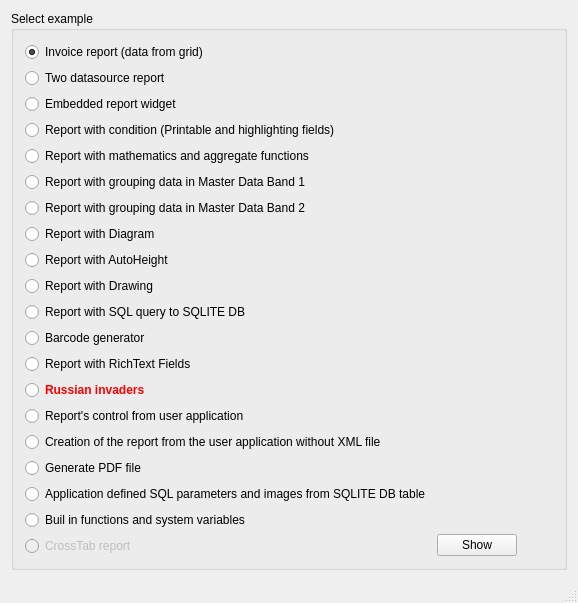
bhoeferlin/QtRPT, file QtRptDemo/mainwindow.ui: the form before one commit.
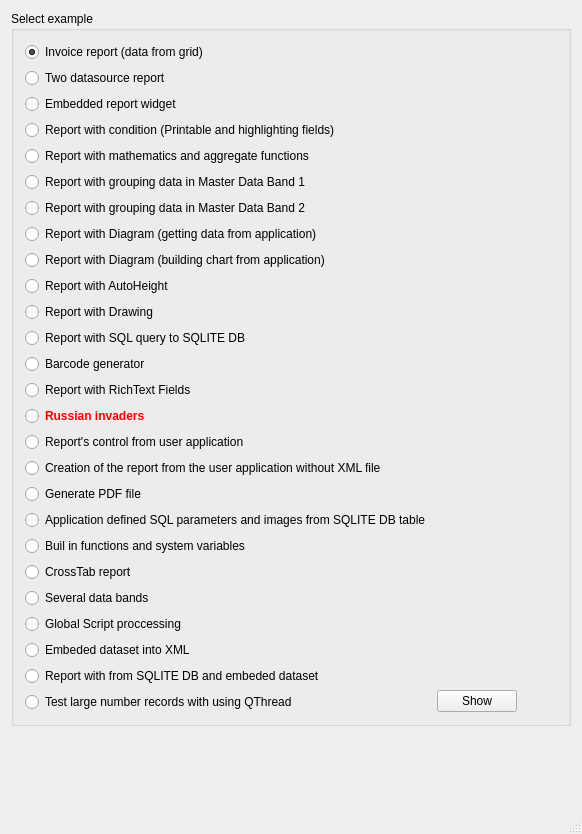
The form after the commit. Icons and pictures are not drawn.

```diff
--- a/QtRptDemo/mainwindow.ui
+++ b/QtRptDemo/mainwindow.ui
@@ -6,8 +6,8 @@
    <rect>
     <x>0</x>
     <y>0</y>
-    <width>578</width>
-    <height>554</height>
+    <width>582</width>
+    <height>834</height>
    </rect>
   </property>
   <property name="windowTitle">
@@ -82,7 +82,14 @@
          <item>
           <widget class="QRadioButton" name="rBtn7">
            <property name="text">
-            <string>Report with Diagram</string>
+            <string>Report with Diagram (getting data from application)</string>
+           </property>
+          </widget>
+         </item>
+         <item>
+          <widget class="QRadioButton" name="rBtn7b">
+           <property name="text">
+            <string>Report with Diagram (building chart from application)</string>
            </property>
           </widget>
          </item>
@@ -125,7 +132,6 @@
           <widget class="QRadioButton" name="rBtnRussian">
            <property name="font">
             <font>
-             <weight>75</weight>
              <bold>true</bold>
             </font>
            </property>
@@ -175,13 +181,48 @@
          <item>
           <widget class="QRadioButton" name="rBtn18">
            <property name="enabled">
-            <bool>false</bool>
+            <bool>true</bool>
            </property>
            <property name="text">
             <string>CrossTab report</string>
            </property>
           </widget>
          </item>
+         <item>
+          <widget class="QRadioButton" name="rBtn19">
+           <property name="text">
+            <string>Several data bands</string>
+           </property>
+          </widget>
+         </item>
+         <item>
+          <widget class="QRadioButton" name="rBtn20">
+           <property name="text">
+            <string>Global Script proccessing</string>
+           </property>
+          </widget>
+         </item>
+         <item>
+          <widget class="QRadioButton" name="rBtn21">
+           <property name="text">
+            <string>Embeded dataset into XML</string>
+           </property>
+          </widget>
+         </item>
+         <item>
+          <widget class="QRadioButton" name="rBtn22">
+           <property name="text">
+            <string>Report with from SQLITE DB and embeded dataset</string>
+           </property>
+          </widget>
+         </item>
+         <item>
+          <widget class="QRadioButton" name="rBtn23">
+           <property name="text">
+            <string>Test large number records with using QThread</string>
+           </property>
+          </widget>
+         </item>
         </layout>
        </item>
        <item>
```
Left out of the diff: 6 changed lines with no effect on the pictures.
